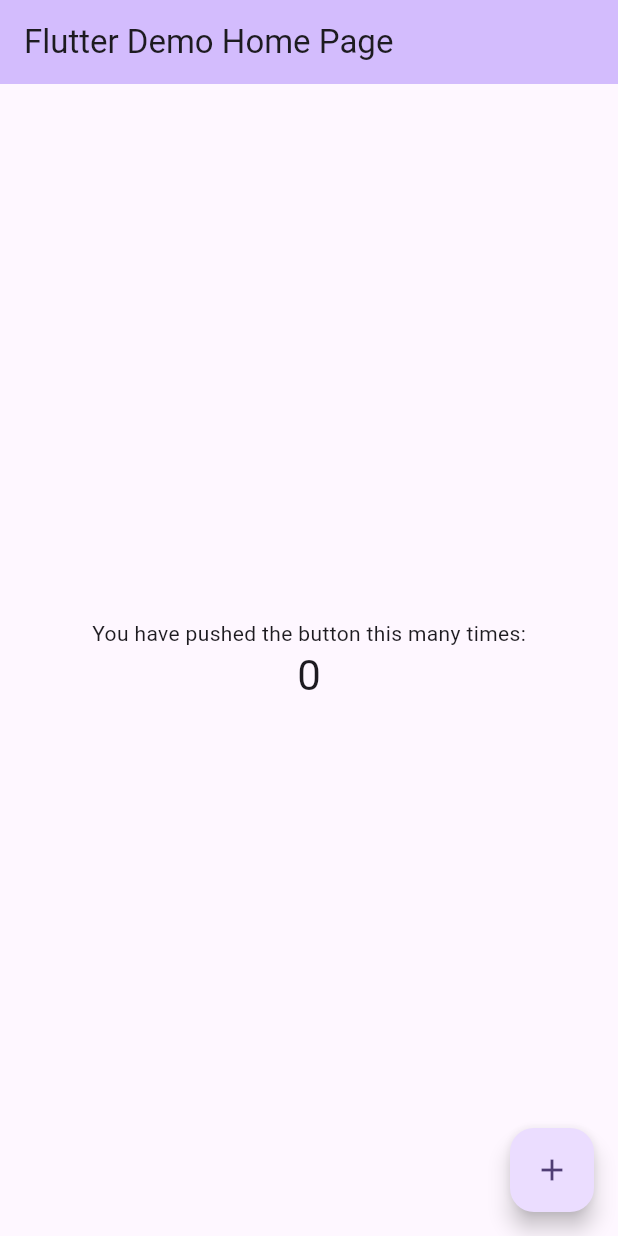
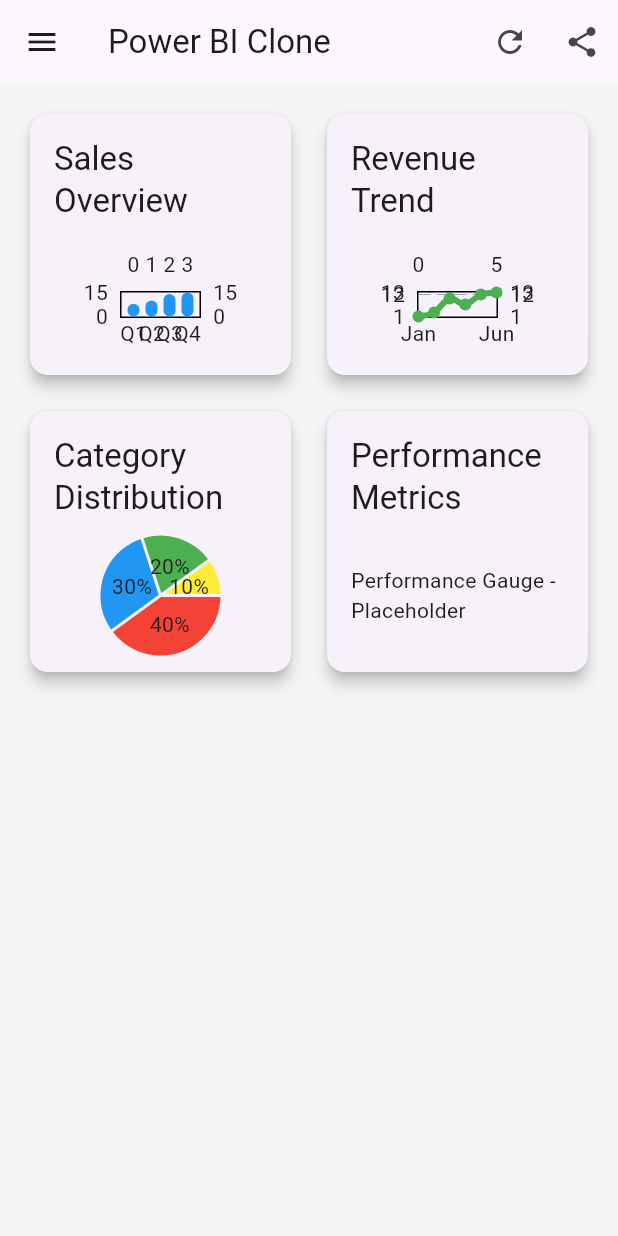
Before and after one commit to could-ai/019a0add-9395-7631-a927-a50f192e0850, a Flutter app: the screen it shows after launch, on a phone screen of 412 x 824 dp. Run offline on Flutter 3.47's test engine with Material 3 defaults, Android fonts, the phone set to English and light mode, and no system bars; drawn by our look-alikes of fl_chart.

Commit message:
Updated pubspec.yaml to rename the app to 'power_bi_clone', added fl_chart dependency for data visualization charts, and removed unnecessary comments to clean up the file for the Power BI clone project.; Completely replaced the default Flutter template code in lib/main.dart with a Power BI-like application structure. Added a navigation drawer with Dashboard, Reports, and Data Sources sections. Implemented a dashboard view with a grid layout containing sample charts including bar chart, line chart, and pie chart using the fl_chart package. Created reusable ChartCard widget for consistent chart presentation. Added placeholder views for Reports and Data Sources to be expanded later. Included app bar actions for refresh and share functionality as commonly seen in BI tools.; Replaced the default Flutter README with a comprehensive project description for the Power BI clone. Added information about features, getting started instructions, dependencies, and project architecture to provide clear documentation for the practice project.

```diff
--- a/usr/lib/main.dart
+++ b/usr/lib/main.dart
@@ -1,120 +1,299 @@
 import 'package:flutter/material.dart';
+import 'package:fl_chart/fl_chart.dart';
 
 void main() {
-  runApp(const MyApp());
+  runApp(const PowerBICloneApp());
 }
 
-class MyApp extends StatelessWidget {
-  const MyApp({super.key});
+class PowerBICloneApp extends StatelessWidget {
+  const PowerBICloneApp({super.key});
 
-  // This widget is the root of your application.
   @override
   Widget build(BuildContext context) {
     return MaterialApp(
-      title: 'Flutter Demo',
+      title: 'Power BI Clone',
       debugShowCheckedModeBanner: false,
       theme: ThemeData(
-        // This is the theme of your application.
-        //
-        // TRY THIS: Try running your application with "flutter run". You'll see
-        // the application has a purple toolbar. Then, without quitting the app,
-        // try changing the seedColor in the colorScheme below to Colors.green
-        // and then invoke "hot reload" (save your changes or press the "hot
-        // reload" button in a Flutter-supported IDE, or press "r" if you used
-        // the command line to start the app).
-        //
-        // Notice that the counter didn't reset back to zero; the application
-        // state is not lost during the reload. To reset the state, use hot
-        // restart instead.
-        //
-        // This works for code too, not just values: Most code changes can be
-        // tested with just a hot reload.
-        colorScheme: ColorScheme.fromSeed(seedColor: Colors.deepPurple),
+        primarySwatch: Colors.blue,
+        scaffoldBackgroundColor: Colors.grey[100],
       ),
-      home: const MyHomePage(title: 'Flutter Demo Home Page'),
+      home: const DashboardScreen(),
     );
   }
 }
 
-class MyHomePage extends StatefulWidget {
-  const MyHomePage({super.key, required this.title});
-
-  // This widget is the home page of your application. It is stateful, meaning
-  // that it has a State object (defined below) that contains fields that affect
-  // how it looks.
-
-  // This class is the configuration for the state. It holds the values (in this
-  // case the title) provided by the parent (in this case the App widget) and
-  // used by the build method of the State. Fields in a Widget subclass are
-  // always marked "final".
-
-  final String title;
+class DashboardScreen extends StatefulWidget {
+  const DashboardScreen({super.key});
 
   @override
-  State<MyHomePage> createState() => _MyHomePageState();
+  State<DashboardScreen> createState() => _DashboardScreenState();
 }
 
-class _MyHomePageState extends State<MyHomePage> {
-  int _counter = 0;
+class _DashboardScreenState extends State<DashboardScreen> {
+  int _selectedIndex = 0;
 
-  void _incrementCounter() {
+  static const List<Widget> _pages = <Widget>[
+    DashboardView(),
+    ReportsView(),
+    DataSourcesView(),
+  ];
+
+  void _onItemTapped(int index) {
     setState(() {
-      // This call to setState tells the Flutter framework that something has
-      // changed in this State, which causes it to rerun the build method below
-      // so that the display can reflect the updated values. If we changed
-      // _counter without calling setState(), then the build method would not be
-      // called again, and so nothing would appear to happen.
-      _counter++;
+      _selectedIndex = index;
     });
   }
 
   @override
   Widget build(BuildContext context) {
-    // This method is rerun every time setState is called, for instance as done
-    // by the _incrementCounter method above.
-    //
-    // The Flutter framework has been optimized to make rerunning build methods
-    // fast, so that you can just rebuild anything that needs updating rather
-    // than having to individually change instances of widgets.
     return Scaffold(
       appBar: AppBar(
-        // TRY THIS: Try changing the color here to a specific color (to
-        // Colors.amber, perhaps?) and trigger a hot reload to see the AppBar
-        // change color while the other colors stay the same.
-        backgroundColor: Theme.of(context).colorScheme.inversePrimary,
-        // Here we take the value from the MyHomePage object that was created by
-        // the App.build method, and use it to set our appbar title.
-        title: Text(widget.title),
+        title: const Text('Power BI Clone'),
+        actions: [
+          IconButton(
+            icon: const Icon(Icons.refresh),
+            onPressed: () {
+              // Refresh data logic here
+            },
+          ),
+          IconButton(
+            icon: const Icon(Icons.share),
+            onPressed: () {
+              // Share dashboard logic here
+            },
+          ),
+        ],
       ),
-      body: Center(
-        // Center is a layout widget. It takes a single child and positions it
-        // in the middle of the parent.
-        child: Column(
-          // Column is also a layout widget. It takes a list of children and
-          // arranges them vertically. By default, it sizes itself to fit its
-          // children horizontally, and tries to be as tall as its parent.
-          //
-          // Column has various properties to control how it sizes itself and
-          // how it positions its children. Here we use mainAxisAlignment to
-          // center the children vertically; the main axis here is the vertical
-          // axis because Columns are vertical (the cross axis would be
-          // horizontal).
-          //
-          // TRY THIS: Invoke "debug painting" (choose the "Toggle Debug Paint"
-          // action in the IDE, or press "p" in the console), to see the
-          // wireframe for each widget.
-          mainAxisAlignment: MainAxisAlignment.center,
+      drawer: Drawer(
+        child: ListView(
+          padding: EdgeInsets.zero,
           children: <Widget>[
-            const Text('You have pushed the button this many times:'),
-            Text('$_counter', style: Theme.of(context).textTheme.headlineMedium),
+            const DrawerHeader(
+              decoration: BoxDecoration(
+                color: Colors.blue,
+              ),
+              child: Text(
+                'Navigation',
+                style: TextStyle(
+                  color: Colors.white,
+                  fontSize: 24,
+                ),
+              ),
+            ),
+            ListTile(
+              leading: const Icon(Icons.dashboard),
+              title: const Text('Dashboard'),
+              onTap: () {
+                _onItemTapped(0);
+                Navigator.pop(context);
+              },
+            ),
+            ListTile(
+              leading: const Icon(Icons.bar_chart),
+              title: const Text('Reports'),
+              onTap: () {
+                _onItemTapped(1);
+                Navigator.pop(context);
+              },
+            ),
+            ListTile(
+              leading: const Icon(Icons.storage),
+              title: const Text('Data Sources'),
+              onTap: () {
+                _onItemTapped(2);
+                Navigator.pop(context);
+              },
+            ),
           ],
         ),
       ),
-      floatingActionButton: FloatingActionButton(
-        onPressed: _incrementCounter,
-        tooltip: 'Increment',
-        child: const Icon(Icons.add),
-      ), // This trailing comma makes auto-formatting nicer for build methods.
+      body: _pages[_selectedIndex],
     );
   }
 }
+
+class DashboardView extends StatelessWidget {
+  const DashboardView({super.key});
+
+  @override
+  Widget build(BuildContext context) {
+    return Padding(
+      padding: const EdgeInsets.all(16.0),
+      child: GridView.count(
+        crossAxisCount: 2,
+        crossAxisSpacing: 16.0,
+        mainAxisSpacing: 16.0,
+        children: const <Widget>[
+          ChartCard(title: 'Sales Overview', child: SalesBarChart()),
+          ChartCard(title: 'Revenue Trend', child: RevenueLineChart()),
+          ChartCard(title: 'Category Distribution', child: CategoryPieChart()),
+          ChartCard(title: 'Performance Metrics', child: PerformanceGauge()),
+        ],
+      ),
+    );
+  }
+}
+
+class ReportsView extends StatelessWidget {
+  const ReportsView({super.key});
+
+  @override
+  Widget build(BuildContext context) {
+    return const Center(
+      child: Text('Reports View - Coming Soon'),
+    );
+  }
+}
+
+class DataSourcesView extends StatelessWidget {
+  const DataSourcesView({super.key});
+
+  @override
+  Widget build(BuildContext context) {
+    return const Center(
+      child: Text('Data Sources View - Coming Soon'),
+    );
+  }
+}
+
+class ChartCard extends StatelessWidget {
+  final String title;
+  final Widget child;
+
+  const ChartCard({super.key, required this.title, required this.child});
+
+  @override
+  Widget build(BuildContext context) {
+    return Card(
+      elevation: 4.0,
+      child: Padding(
+        padding: const EdgeInsets.all(16.0),
+        child: Column(
+          crossAxisAlignment: CrossAxisAlignment.start,
+          children: <Widget>[
+            Text(
+              title,
+              style: Theme.of(context).textTheme.titleLarge,
+            ),
+            const SizedBox(height: 16.0),
+            Expanded(child: child),
+          ],
+        ),
+      ),
+    );
+  }
+}
+
+class SalesBarChart extends StatelessWidget {
+  const SalesBarChart({super.key});
+
+  @override
+  Widget build(BuildContext context) {
+    return BarChart(
+      BarChartData(
+        barGroups: [
+          BarChartGroupData(x: 0, barRods: [BarChartRodData(toY: 8, color: Colors.blue)]),
+          BarChartGroupData(x: 1, barRods: [BarChartRodData(toY: 10, color: Colors.blue)]),
+          BarChartGroupData(x: 2, barRods: [BarChartRodData(toY: 14, color: Colors.blue)]),
+          BarChartGroupData(x: 3, barRods: [BarChartRodData(toY: 15, color: Colors.blue)]),
+        ],
+        titlesData: FlTitlesData(
+          bottomTitles: AxisTitles(
+            sideTitles: SideTitles(
+              showTitles: true,
+              getTitlesWidget: (value, meta) {
+                const titles = ['Q1', 'Q2', 'Q3', 'Q4'];
+                return Text(titles[value.toInt()]);
+              },
+            ),
+          ),
+        ),
+      ),
+    );
+  }
+}
+
+class RevenueLineChart extends StatelessWidget {
+  const RevenueLineChart({super.key});
+
+  @override
+  Widget build(BuildContext context) {
+    return LineChart(
+      LineChartData(
+        lineBarsData: [
+          LineChartBarData(
+            spots: [
+              const FlSpot(0, 1),
+              const FlSpot(1, 3),
+              const FlSpot(2, 10),
+              const FlSpot(3, 7),
+              const FlSpot(4, 12),
+              const FlSpot(5, 13),
+            ],
+            isCurved: true,
+            color: Colors.green,
+            barWidth: 4,
+            isStrokeCapRound: true,
+            belowBarData: BarAreaData(show: false),
+          ),
+        ],
+        titlesData: FlTitlesData(
+          bottomTitles: AxisTitles(
+            sideTitles: SideTitles(
+              showTitles: true,
+              getTitlesWidget: (value, meta) {
+                const titles = ['Jan', 'Feb', 'Mar', 'Apr', 'May', 'Jun'];
+                return Text(titles[value.toInt()]);
+              },
+            ),
+          ),
+        ),
+      ),
+    );
+  }
+}
+
+class CategoryPieChart extends StatelessWidget {
+  const CategoryPieChart({super.key});
+
+  @override
+  Widget build(BuildContext context) {
+    return PieChart(
+      PieChartData(
+        sections: [
+          PieChartSectionData(
+            value: 40,
+            title: '40%',
+            color: Colors.red,
+          ),
+          PieChartSectionData(
+            value: 30,
+            title: '30%',
+            color: Colors.blue,
+          ),
+          PieChartSectionData(
+            value: 20,
+            title: '20%',
+            color: Colors.green,
+          ),
+          PieChartSectionData(
+            value: 10,
+            title: '10%',
+            color: Colors.yellow,
+          ),
+        ],
+      ),
+    );
+  }
+}
+
+class PerformanceGauge extends StatelessWidget {
+  const PerformanceGauge({super.key});
+
+  @override
+  Widget build(BuildContext context) {
+    return const Center(
+      child: Text('Performance Gauge - Placeholder'),
+    );
+  }
+}
```
Also changed, not shown: usr/pubspec.yaml (+3 -72 lines), 1 other file.
